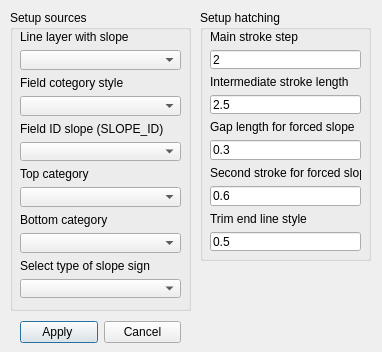
Above: slope_generator_dialog_base.ui from santerr80/slope_generator before the change. Below: the same form after it.
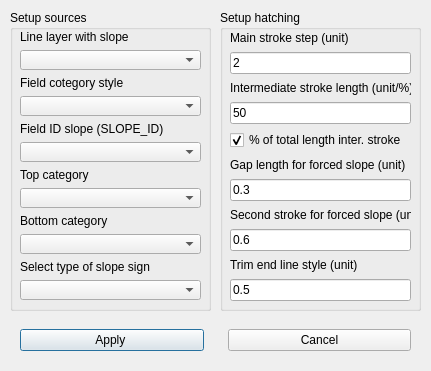
That is the form after the change. Custom widgets are drawn as their Qt base class.

Commit message: Enhance SlopeGeneratorDialog UI: adjusted dimensions, added properties for enabled state and locale, and improved label descriptions for clarity. Updated button and layout properties for better user experience.

```diff
--- a/slope_generator_dialog_base.ui
+++ b/slope_generator_dialog_base.ui
@@ -2,12 +2,15 @@
 <ui version="4.0">
  <class>SlopeGeneratorDialogBase</class>
  <widget class="QDialog" name="SlopeGeneratorDialogBase">
+  <property name="enabled">
+   <bool>true</bool>
+  </property>
   <property name="geometry">
    <rect>
     <x>0</x>
     <y>0</y>
-    <width>382</width>
-    <height>352</height>
+    <width>431</width>
+    <height>371</height>
    </rect>
   </property>
   <property name="sizePolicy">
@@ -30,13 +33,25 @@
     <rect>
      <x>20</x>
      <y>320</y>
-     <width>161</width>
-     <height>25</height>
+     <width>391</width>
+     <height>41</height>
     </rect>
    </property>
    <layout class="QHBoxLayout" name="horizontalLayout">
+    <property name="spacing">
+     <number>24</number>
+    </property>
     <item>
      <widget class="QPushButton" name="pushButtonApply">
+      <property name="enabled">
+       <bool>true</bool>
+      </property>
+      <property name="sizePolicy">
+       <sizepolicy hsizetype="Minimum" vsizetype="Fixed">
+        <horstretch>0</horstretch>
+        <verstretch>0</verstretch>
+       </sizepolicy>
+      </property>
       <property name="text">
        <string>Apply </string>
       </property>
@@ -56,7 +71,7 @@
     <rect>
      <x>10</x>
      <y>10</y>
-     <width>181</width>
+     <width>201</width>
      <height>301</height>
     </rect>
    </property>
@@ -68,8 +83,8 @@
      <rect>
       <x>10</x>
       <y>20</y>
-      <width>161</width>
-      <height>268</height>
+      <width>181</width>
+      <height>271</height>
      </rect>
     </property>
     <layout class="QVBoxLayout" name="verticalLayout">
@@ -139,10 +154,10 @@
   <widget class="QGroupBox" name="groupBox_2">
    <property name="geometry">
     <rect>
-     <x>200</x>
+     <x>220</x>
      <y>10</y>
-     <width>171</width>
-     <height>251</height>
+     <width>201</width>
+     <height>301</height>
     </rect>
    </property>
    <property name="title">
@@ -153,15 +168,15 @@
      <rect>
       <x>10</x>
       <y>20</y>
-      <width>151</width>
-      <height>221</height>
+      <width>181</width>
+      <height>271</height>
      </rect>
     </property>
     <layout class="QVBoxLayout" name="verticalLayout_2">
      <item>
       <widget class="QLabel" name="mainStrokeStep">
        <property name="text">
-        <string>Main stroke step</string>
+        <string>Main stroke step (unit)</string>
        </property>
       </widget>
      </item>
@@ -175,21 +190,31 @@
      <item>
       <widget class="QLabel" name="intermediateStrokeLength">
        <property name="text">
-        <string>Intermediate stroke length</string>
+        <string>Intermediate stroke length (unit/%)</string>
        </property>
       </widget>
      </item>
      <item>
       <widget class="QLineEdit" name="intermediate">
        <property name="text">
-        <string>2.5</string>
+        <string>50</string>
+       </property>
+      </widget>
+     </item>
+     <item>
+      <widget class="QCheckBox" name="checkBox">
+       <property name="text">
+        <string>% of total length inter. stroke</string>
+       </property>
+       <property name="checked">
+        <bool>true</bool>
        </property>
       </widget>
      </item>
      <item>
       <widget class="QLabel" name="gapLength">
        <property name="text">
-        <string>Gap length for forced slope</string>
+        <string>Gap length for forced slope (unit)</string>
        </property>
       </widget>
      </item>
@@ -203,7 +228,7 @@
      <item>
       <widget class="QLabel" name="secondStroke">
        <property name="text">
-        <string>Second stroke for forced slope</string>
+        <string>Second stroke for forced slope (unit)</string>
        </property>
       </widget>
      </item>
@@ -217,7 +242,7 @@
      <item>
       <widget class="QLabel" name="trimLine">
        <property name="text">
-        <string>Trim end line style</string>
+        <string>Trim end line style (unit)</string>
        </property>
       </widget>
      </item>
```
Left out of the diff: 3 changed lines with no effect on the pictures.
